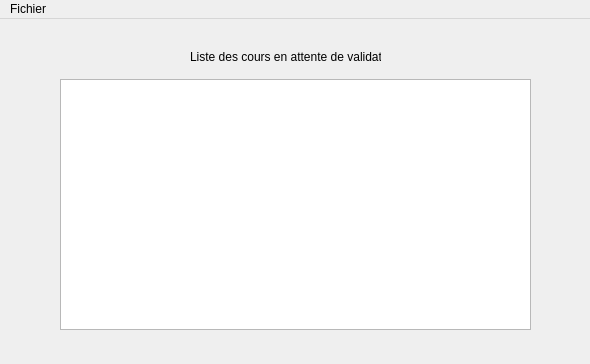
Qt form mainwindow.ui (provalinf/ProjetEvaluation) before a commit.
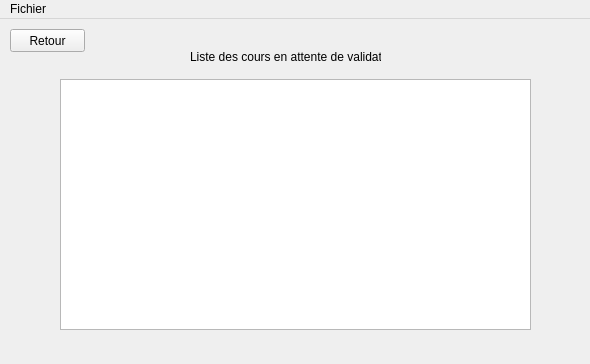
The same form after that commit. The open tabs and pages were chosen to show the change.

Commit message: Ajout de boutons retour sur les listes des cours

Patch:
```diff
--- a/mainwindow.ui
+++ b/mainwindow.ui
@@ -377,6 +377,19 @@
        <string>Liste des cours en attente de validation</string>
       </property>
      </widget>
+     <widget class="QPushButton" name="return_coursAttenteDeValidation">
+      <property name="geometry">
+       <rect>
+        <x>10</x>
+        <y>10</y>
+        <width>75</width>
+        <height>23</height>
+       </rect>
+      </property>
+      <property name="text">
+       <string>Retour</string>
+      </property>
+     </widget>
     </widget>
     <widget class="QWidget" name="AfficherCours6">
      <widget class="QLabel" name="label_17">
```
Left out of the diff: 60 changed lines with no effect on the pictures. The commit also changes 2 other files.
